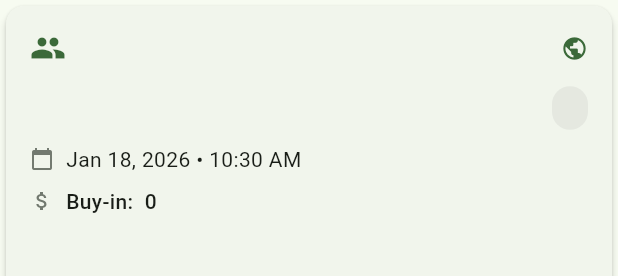
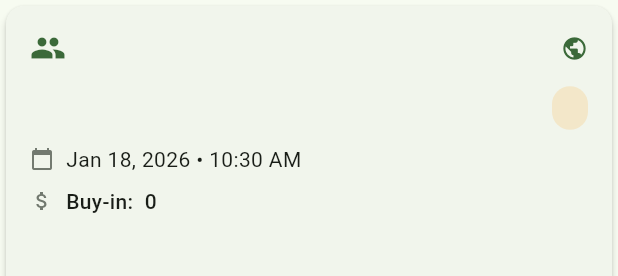
Before and after one commit to jchirayath/poker_manager, a Flutter app: the GameHeaderCard widget shown alone on an empty page, opened directly with empty values, on a phone screen of 412 x 824 dp. Shown: the top 276 px of the screen. Run offline on Flutter 3.47's test engine with Material 3 defaults, Android fonts, the phone set to English and light mode, and no system bars; our stand-ins replace flutter_contacts, flutter_riverpod, flutter_svg, freezed_annotation, go_router, image_picker and 2 more; accounts and stored records are empty; generated files the repository leaves out were written again; statements that could not run were skipped.

Commit message:
Cosmetic UI updates

```diff
--- /dev/null
+++ b/lib/core/constants/app_colors.dart
@@ -0,0 +1,211 @@
+import 'package:flutter/material.dart';
+
+/// Centralized color definitions for consistent theming across the app.
+///
+/// This file provides semantic color constants for statuses, roles, payments,
+/// and other UI elements. All widgets should use these colors instead of
+/// hardcoding Material colors directly.
+///
+/// Color scheme is based on games_entry_screen.dart as the source of truth:
+/// - scheduled = orange (future event, pending)
+/// - in_progress = green (active, live)
+/// - completed = blue (done, informational)
+/// - cancelled = grey (inactive)
+class AppColors {
+  AppColors._();
+
+  // ===========================================================================
+  // GAME STATUS COLORS
+  // ===========================================================================
+
+  /// Color for scheduled games (future events)
+  static const Color statusScheduled = Colors.orange;
+
+  /// Color for in-progress games (active/live)
+  static const Color statusInProgress = Colors.green;
+
+  /// Color for completed games (finished)
+  static const Color statusCompleted = Colors.blue;
+
+  /// Color for cancelled games (inactive)
+  static const Color statusCancelled = Colors.grey;
+
+  /// Get status color by status string
+  static Color getGameStatusColor(String status) {
+    switch (status) {
+      case 'scheduled':
+        return statusScheduled;
+      case 'in_progress':
+        return statusInProgress;
+      case 'completed':
+        return statusCompleted;
+      case 'cancelled':
+        return statusCancelled;
+      default:
+        return statusScheduled;
+    }
+  }
+
+  /// Get status icon by status string
+  static IconData getGameStatusIcon(String status) {
+    switch (status) {
+      case 'scheduled':
+        return Icons.schedule;
+      case 'in_progress':
+        return Icons.play_arrow;
+      case 'completed':
+        return Icons.check_circle;
+      case 'cancelled':
+        return Icons.cancel;
+      default:
+        return Icons.schedule;
+    }
+  }
+
+  /// Get status display label by status string
+  static String getGameStatusLabel(String status) {
+    switch (status) {
+      case 'scheduled':
+        return 'Scheduled';
+      case 'in_progress':
+        return 'In Progress';
+      case 'completed':
+        return 'Completed';
+      case 'cancelled':
+        return 'Cancelled';
+      default:
+        return status;
+    }
+  }
+
+  // ===========================================================================
+  // RSVP STATUS COLORS
+  // ===========================================================================
+
+  /// Color for "going" RSVP status
+  static const Color rsvpGoing = Colors.green;
+
+  /// Color for "maybe" RSVP status
+  static const Color rsvpMaybe = Colors.orange;
+
+  /// Color for "not going" RSVP status
+  static const Color rsvpNotGoing = Colors.red;
+
+  /// Get RSVP color by status string
+  static Color getRsvpStatusColor(String status) {
+    switch (status) {
+      case 'going':
+        return rsvpGoing;
+      case 'maybe':
+        return rsvpMaybe;
+      case 'not_going':
+        return rsvpNotGoing;
+      default:
+        return rsvpMaybe;
+    }
+  }
+
+  // ===========================================================================
+  // GROUP ROLE COLORS
+  // ===========================================================================
+
+  /// Color for group creator role
+  static const Color roleCreator = Colors.orange;
+
+  /// Color for group admin role
+  static const Color roleAdmin = Colors.blue;
+
+  /// Color for regular group member role
+  static const Color roleMember = Colors.grey;
+
+  /// Color for local (non-registered) users
+  static const Color userLocal = Colors.orange;
+
+  /// Color for registered users
+  static const Color userRegistered = Colors.green;
+
+  /// Get role color by role string
+  static Color getRoleColor(String role) {
+    switch (role) {
+      case 'creator':
+        return roleCreator;
+      case 'admin':
+        return roleAdmin;
+      case 'member':
+        return roleMember;
+      default:
+        return roleMember;
+    }
+  }
+
+  // ===========================================================================
+  // SETTLEMENT COLORS
+  // ===========================================================================
+
+  /// Color for pending/unsettled payments
+  static const Color settlementPending = Colors.orange;
+
+  /// Color for completed/settled payments
+  static const Color settlementCompleted = Colors.green;
+
+  // ===========================================================================
+  // PAYMENT METHOD COLORS (Brand Colors)
+  // ===========================================================================
+
+  /// Cash payment color
+  static const Color paymentCash = Colors.green;
+
+  /// Venmo brand color
+  static const Color paymentVenmo = Color(0xFF3D95CE);
+
+  /// PayPal brand color
+  static const Color paymentPayPal = Color(0xFF003087);
+
+  /// Zelle brand color
+  static const Color paymentZelle = Color(0xFF6D1ED4);
+
+  // ===========================================================================
+  // SEMANTIC COLORS
+  // ===========================================================================
+
+  /// Success/positive color
+  static const Color success = Colors.green;
+
+  /// Warning/attention color
+  static const Color warning = Colors.orange;
+
+  /// Error/negative color
+  static const Color error = Colors.red;
+
+  /// Info/neutral color
+  static const Color info = Colors.blue;
+
+  // ===========================================================================
+  // FINANCIAL COLORS
+  // ===========================================================================
+
+  /// Color for positive amounts (winnings, credits)
+  static const Color positive = Colors.green;
+
+  /// Color for negative amounts (losses, debits)
+  static const Color negative = Colors.red;
+
+  /// Color for neutral/zero amounts
+  static const Color neutral = Colors.grey;
+
+  // ===========================================================================
+  // HELPER METHODS FOR ALPHA/OPACITY
+  // ===========================================================================
+
+  /// Returns color with 10% opacity (very light background)
+  static Color withAlpha10(Color color) => color.withValues(alpha: 0.10);
+
+  /// Returns color with 15% opacity (light background, standard for badges)
+  static Color withAlpha15(Color color) => color.withValues(alpha: 0.15);
+
+  /// Returns color with 20% opacity (medium background)
+  static Color withAlpha20(Color color) => color.withValues(alpha: 0.20);
+
+  /// Returns color with 30% opacity (darker background)
+  static Color withAlpha30(Color color) => color.withValues(alpha: 0.30);
+}
--- a/lib/features/games/presentation/widgets/game_detail/game_header_card.dart
+++ b/lib/features/games/presentation/widgets/game_detail/game_header_card.dart
@@ -1,6 +1,7 @@
 import 'package:flutter/material.dart';
 import 'package:flutter_svg/flutter_svg.dart';
 import 'package:intl/intl.dart';
+import '../../../../../core/constants/app_colors.dart';
 import '../../../../../core/constants/currencies.dart';
 import '../../../../../core/utils/avatar_utils.dart';
 import '../../../data/models/game_model.dart';
@@ -169,47 +170,19 @@ class GameHeaderCard extends StatelessWidget {
   }
 
   Widget _buildStatusChip(BuildContext context) {
-    Color backgroundColor;
-    Color textColor;
-    String label;
-
-    switch (game.status) {
-      case 'scheduled':
-        backgroundColor = Colors.blue.withValues(alpha: 0.15);
-        textColor = Colors.blue;
-        label = 'Scheduled';
-        break;
-      case 'in_progress':
-        backgroundColor = Colors.orange.withValues(alpha: 0.15);
-        textColor = Colors.orange;
-        label = 'In Progress';
-        break;
-      case 'completed':
-        backgroundColor = Colors.green.withValues(alpha: 0.15);
-        textColor = Colors.green;
-        label = 'Completed';
-        break;
-      case 'cancelled':
-        backgroundColor = Colors.red.withValues(alpha: 0.15);
-        textColor = Colors.red;
-        label = 'Cancelled';
-        break;
-      default:
-        backgroundColor = Colors.grey.withValues(alpha: 0.15);
-        textColor = Colors.grey;
-        label = game.status;
-    }
+    final statusColor = AppColors.getGameStatusColor(game.status);
+    final label = AppColors.getGameStatusLabel(game.status);
 
     return Container(
       padding: const EdgeInsets.symmetric(horizontal: 12, vertical: 6),
       decoration: BoxDecoration(
-        color: backgroundColor,
+        color: AppColors.withAlpha15(statusColor),
         borderRadius: BorderRadius.circular(16),
       ),
       child: Text(
         label,
         style: TextStyle(
-          color: textColor,
+          color: statusColor,
           fontWeight: FontWeight.w600,
           fontSize: 12,
         ),
```
Also changed, not shown: lib/features/games/presentation/screens/games_entry_screen.dart (+4 -26 lines), lib/features/games/presentation/widgets/game_detail/settlement_summary.dart (+5 -4 lines), lib/features/stats/presentation/screens/stats_screen.dart (+11 -64 lines), 1 other file.
